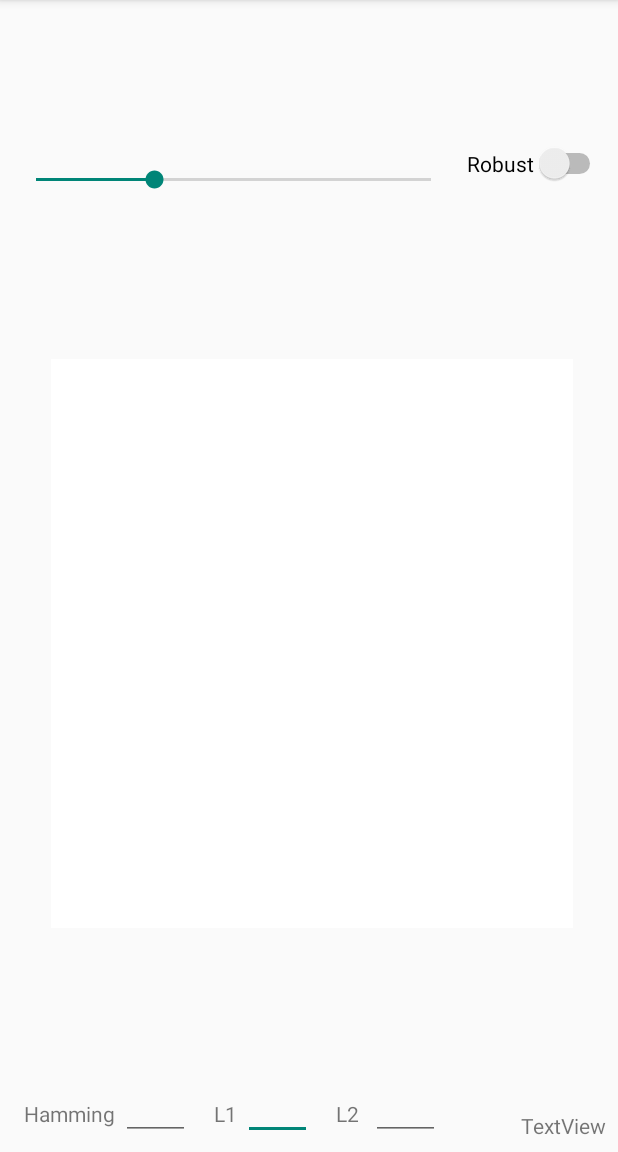
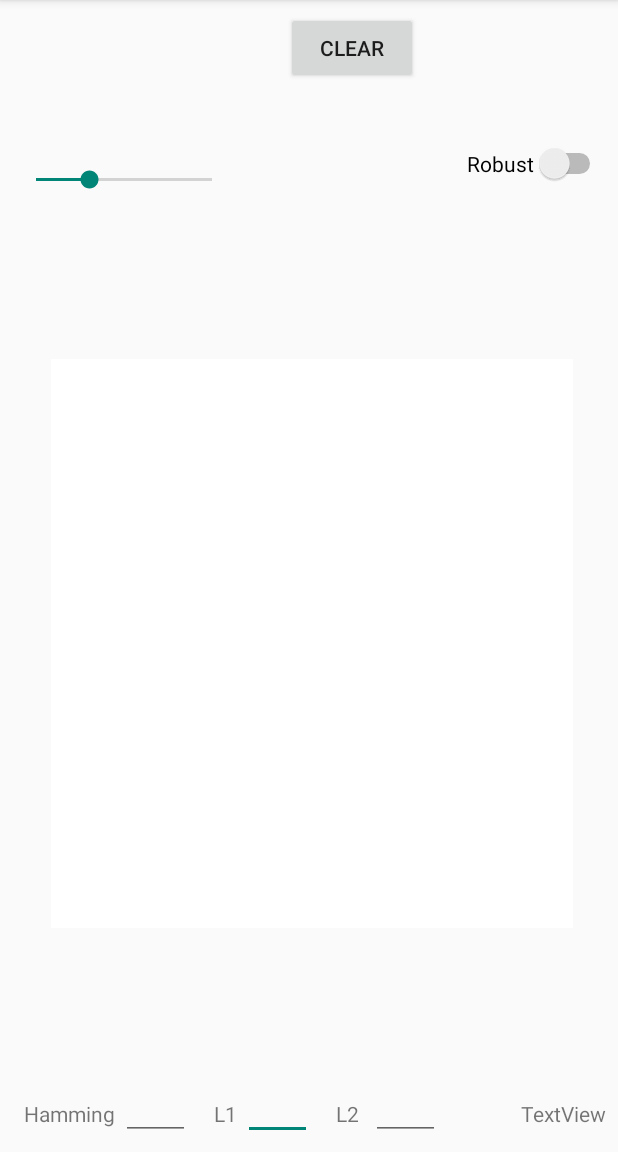
Before and after one commit to AngusG/tflite-android-black-box-attacks, an Android app: the screen it shows after launch (MainActivity), on a phone screen of 412 x 824 dp, the part 84-1236 px from its top. Run offline under Robolectric (Android 15) with nearby library versions, the light colour scheme and no system bars.

Commit message:
add button to clear canvas

```diff
--- a/Application/src/main/java/com/example/android/basicmultitouch/MainActivity.java
+++ b/Application/src/main/java/com/example/android/basicmultitouch/MainActivity.java
@@ -24,6 +24,7 @@ import android.view.Menu;
 import android.view.MenuInflater;
 import android.view.MenuItem;
 import android.view.View;
+import android.widget.Button;
 import android.widget.SeekBar;
 import android.widget.TextView;
 
@@ -56,7 +57,6 @@ public class MainActivity extends Activity {
 
         SeekBar seekBar = (SeekBar) findViewById(R.id.strokeThickness);
         final TextView seekBarValue = (TextView) findViewById(R.id.seekBarValue);
-
         seekBar.setOnSeekBarChangeListener(new SeekBar.OnSeekBarChangeListener() {
             @Override
             public void onProgressChanged(SeekBar seekBar, int progress, boolean fromUser) {
@@ -72,6 +72,13 @@ public class MainActivity extends Activity {
             @Override
             public void onStopTrackingTouch(SeekBar seekBar) {
 
+            }
+        });
+
+        Button resetButton = (Button) findViewById(R.id.resetButton);
+        resetButton.setOnClickListener(new View.OnClickListener() {
+            public void onClick(View v) {
+                paintView.clear();
             }
         });
     }
--- a/Application/src/main/java/com/example/android/basicmultitouch/PaintView.java
+++ b/Application/src/main/java/com/example/android/basicmultitouch/PaintView.java
@@ -25,7 +25,7 @@ public class PaintView extends View {
     public static int BRUSH_SIZE = 30;
     public static final int DEFAULT_COLOR = Color.BLACK;
     public static final int DEFAULT_BG_COLOR = Color.WHITE;
-    private static final float TOUCH_TOLERANCE = 4;
+    private static final float TOUCH_TOLERANCE = 1;
     private float mX, mY;
     private Path mPath;
     private Paint mPaint;
--- a/Application/src/main/res/layout/activity_main.xml
+++ b/Application/src/main/res/layout/activity_main.xml
@@ -98,17 +98,14 @@
     <SeekBar
         android:id="@+id/strokeThickness"
         style="@style/Widget.AppCompat.SeekBar.Discrete"
-        android:layout_width="0dp"
-        android:layout_height="wrap_content"
+        android:layout_width="149dp"
+        android:layout_height="25dp"
         android:layout_marginBottom="8dp"
-        android:layout_marginEnd="8dp"
         android:layout_marginStart="8dp"
         android:layout_marginTop="8dp"
         android:max="100"
         android:progress="30"
         app:layout_constraintBottom_toTopOf="@+id/paintView"
-        app:layout_constraintEnd_toStartOf="@+id/modelSwitch"
-        app:layout_constraintHorizontal_bias="0.34"
         app:layout_constraintStart_toStartOf="parent"
         app:layout_constraintTop_toTopOf="parent" />
 
@@ -116,10 +113,22 @@
         android:id="@+id/seekBarValue"
         android:layout_width="wrap_content"
         android:layout_height="wrap_content"
-        android:layout_marginBottom="8dp"
+        android:layout_marginBottom="16dp"
         android:layout_marginEnd="8dp"
         android:text="TextView"
         app:layout_constraintBottom_toBottomOf="parent"
         app:layout_constraintEnd_toEndOf="parent" />
 
+    <Button
+        android:id="@+id/resetButton"
+        android:layout_width="wrap_content"
+        android:layout_height="wrap_content"
+        android:layout_marginEnd="8dp"
+        android:layout_marginStart="8dp"
+        android:layout_marginTop="8dp"
+        android:text="Clear"
+        app:layout_constraintEnd_toStartOf="@+id/modelSwitch"
+        app:layout_constraintStart_toEndOf="@+id/strokeThickness"
+        app:layout_constraintTop_toTopOf="parent" />
+
 </android.support.constraint.ConstraintLayout>
```
